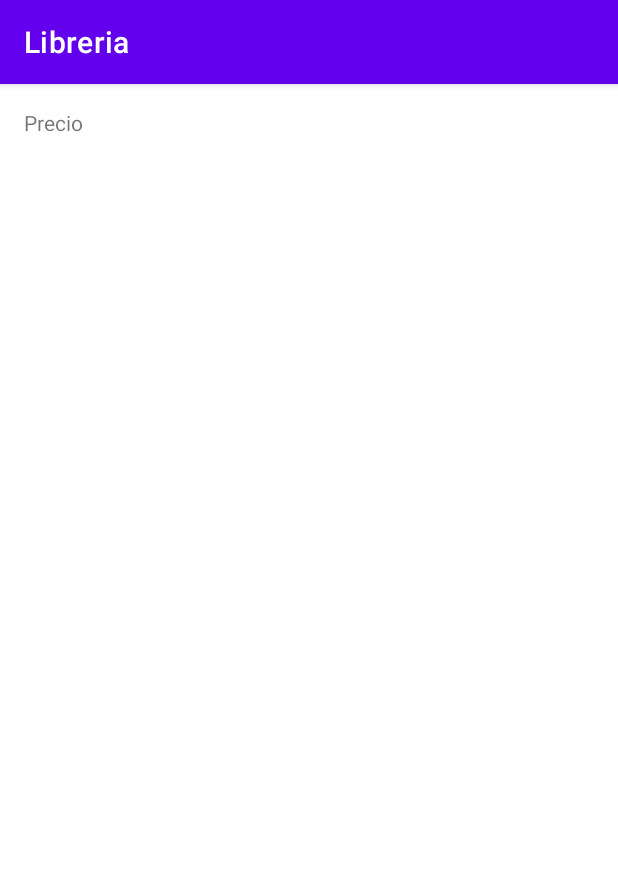
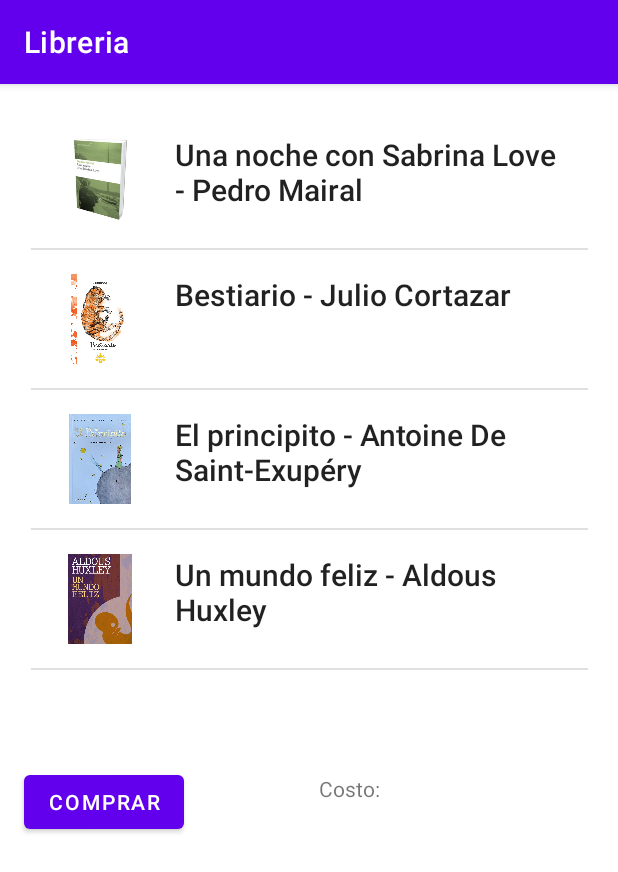
Before and after one commit to SMU28/Libreria, an Android app: the StoreFragment screen opened through its navigation route, on a phone screen of 412 x 824 dp. Shown: the top 872 px of the screen. Run offline under Robolectric (Android 15) with nearby library versions, the phone set to English and light mode, and no system bars.

Commit message:
store y paid, mas o menitos :s

```diff
--- a/app/src/main/java/exercice/libreria/StoreFragment.java
+++ b/app/src/main/java/exercice/libreria/StoreFragment.java
@@ -7,6 +7,11 @@ import androidx.fragment.app.Fragment;
 import android.view.LayoutInflater;
 import android.view.View;
 import android.view.ViewGroup;
+import android.widget.AdapterView;
+import android.widget.Button;
+import android.widget.ListView;
+
+import java.util.ArrayList;
 
 /**
  * A simple {@link Fragment} subclass.
@@ -24,6 +29,7 @@ public class StoreFragment extends Fragment {
     private String mParam1;
     private String mParam2;
 
+    private Button Comprar;
     public StoreFragment() {
         // Required empty public constructor
     }
@@ -53,12 +59,33 @@ public class StoreFragment extends Fragment {
             mParam1 = getArguments().getString(ARG_PARAM1);
             mParam2 = getArguments().getString(ARG_PARAM2);
         }
+
+
     }
+
+    ListView Libros;
 
     @Override
     public View onCreateView(LayoutInflater inflater, ViewGroup container,
                              Bundle savedInstanceState) {
         // Inflate the layout for this fragment
-        return inflater.inflate(R.layout.fragment_store, container, false);
+        View rootView = inflater.inflate(R.layout.fragment_store, container, false);
+
+
+
+        Libros = rootView.findViewById(R.id.Libros);
+
+        ArrayList<listadelibros> arrayList = new ArrayList<>();
+        arrayList.add(new listadelibros(R.drawable.a, "Una noche con Sabrina Love - Pedro Mairal"));
+        arrayList.add(new listadelibros(R.drawable.aa, "Bestiario - Julio Cortazar"));
+        arrayList.add(new listadelibros(R.drawable.aaa, "El principito - Antoine De Saint-Exupéry"));
+        arrayList.add(new listadelibros(R.drawable.aaaa, "Un mundo feliz - Aldous Huxley"));
+
+        listadelibrosAdapter adapter = new listadelibrosAdapter(requireContext(), R.layout.elementos_lista, arrayList);
+
+        Libros.setAdapter(adapter);
+
+
+        return rootView;
     }
 }
--- /dev/null
+++ b/app/src/main/java/exercice/libreria/listadelibros.java
@@ -0,0 +1,30 @@
+package exercice.libreria;
+
+import android.media.Image;
+
+public class listadelibros {
+
+    int Image;
+    String Name;
+
+    public listadelibros(int image, String name) {
+        Image = image;
+        Name = name;
+    }
+
+    public int getImage() {
+        return Image;
+    }
+
+    public void setImage(int image) {
+        Image = image;
+    }
+
+    public String getName() {
+        return Name;
+    }
+
+    public void setName(String name) {
+        Name = name;
+    }
+}
--- /dev/null
+++ b/app/src/main/java/exercice/libreria/listadelibrosAdapter.java
@@ -0,0 +1,43 @@
+package exercice.libreria;
+
+import android.content.Context;
+import android.view.LayoutInflater;
+import android.view.View;
+import android.view.ViewGroup;
+import android.widget.ArrayAdapter;
+import android.widget.ImageView;
+import android.widget.TextView;
+
+import androidx.annotation.NonNull;
+import androidx.annotation.Nullable;
+
+import java.util.ArrayList;
+
+public class listadelibrosAdapter extends ArrayAdapter<listadelibros> {
+    private Context mContext;
+    private int  mResource;
+
+
+
+    public listadelibrosAdapter(@NonNull Context context, int resource, @NonNull ArrayList<listadelibros> objects) {
+        super(context, resource, objects);
+        this.mContext =context;
+        this.mResource=resource;
+    }
+
+    @NonNull
+    @Override
+    public View getView(int position, @Nullable View convertView, @NonNull ViewGroup parent) {
+        LayoutInflater layoutInflater =  LayoutInflater.from(mContext);
+        convertView = layoutInflater.inflate(mResource,parent,false);
+        ImageView imageView = convertView.findViewById(R.id.Libro1);
+
+        TextView TextName = convertView.findViewById(R.id.NomLib1);
+
+        imageView.setImageResource(getItem(position).getImage());
+        TextName.setText(getItem(position).getName());
+
+        return convertView;
+
+    }
+}
--- a/app/src/main/res/layout/elementos_lista.xml
+++ b/app/src/main/res/layout/elementos_lista.xml
@@ -1,23 +1,22 @@
 <?xml version="1.0" encoding="utf-8"?>
-<LinearLayout xmlns:android="http://schemas.android.com/apk/res/android"
-    xmlns:app="http://schemas.android.com/apk/res-auto"
-    xmlns:tools="http://schemas.android.com/tools"
+<RelativeLayout xmlns:android="http://schemas.android.com/apk/res/android"
+    android:padding ="16dp"
+
     android:layout_width="match_parent"
     android:layout_height="match_parent">
 
     <ImageView
-        android:id="@+id/img_libro_sabrina"
-        android:layout_width="0dp"
-        android:layout_height="146dp"
-        android:layout_weight="1"
-        android:scaleType="fitXY"
-        app:srcCompat="@drawable/a" />
-
+        android:id="@+id/Libro1"
+        android:layout_width="60dp"
+        android:layout_height="60dp"
+        />
     <TextView
-        android:id="@+id/textView"
+        android:id="@+id/NomLib1"
+        android:layout_toRightOf="@id/Libro1"
+        android:layout_marginLeft="20dp"
         android:layout_width="wrap_content"
-        android:layout_height="146dp"
-        android:layout_weight="1"
-        android:text="TextView" />
-
-</LinearLayout>
+        android:layout_height="wrap_content"
+        style="@style/TextAppearance.AppCompat.Title"
+        android:text="Name"
+        />
+</RelativeLayout>
--- a/app/src/main/res/layout/fragment_store.xml
+++ b/app/src/main/res/layout/fragment_store.xml
@@ -6,20 +6,38 @@
     android:layout_height="match_parent"
     tools:context=".StoreFragment" >
 
-    <TextView
-        android:id="@+id/Precio"
-        android:layout_width="wrap_content"
-        android:layout_height="wrap_content"
-        android:layout_marginStart="16dp"
-        android:layout_marginTop="16dp"
-        android:text="Precio"
-        app:layout_constraintStart_toStartOf="parent"
-        app:layout_constraintTop_toTopOf="parent" />
-
     <ListView
         android:id="@+id/Libros"
         android:layout_width="371dp"
         android:layout_height="390dp"
-        tools:layout_editor_absoluteX="16dp"
-        tools:layout_editor_absoluteY="58dp" />
+        app:layout_constraintBottom_toBottomOf="parent"
+        app:layout_constraintEnd_toEndOf="parent"
+        app:layout_constraintStart_toStartOf="parent"
+        app:layout_constraintTop_toTopOf="parent"
+        app:layout_constraintVertical_bias="0.046" />
+
+    <Button
+        android:id="@+id/BotonCompra"
+        android:layout_width="wrap_content"
+        android:layout_height="wrap_content"
+        android:layout_marginTop="47dp"
+        android:text="@string/BotonCompra"
+        app:layout_constraintBottom_toBottomOf="parent"
+        app:layout_constraintEnd_toEndOf="parent"
+        app:layout_constraintHorizontal_bias="0.052"
+        app:layout_constraintStart_toStartOf="parent"
+        app:layout_constraintTop_toBottomOf="@+id/Libros"
+        app:layout_constraintVertical_bias="0.0" />
+
+    <TextView
+        android:id="@+id/Precio"
+        android:layout_width="132dp"
+        android:layout_height="49dp"
+        android:text="@string/CosteLib"
+        app:layout_constraintBottom_toBottomOf="parent"
+        app:layout_constraintEnd_toEndOf="parent"
+        app:layout_constraintHorizontal_bias="0.574"
+        app:layout_constraintStart_toEndOf="@+id/BotonCompra"
+        app:layout_constraintTop_toBottomOf="@+id/Libros"
+        app:layout_constraintVertical_bias="0.17" />
 </androidx.constraintlayout.widget.ConstraintLayout>
--- a/app/src/main/res/values/strings.xml
+++ b/app/src/main/res/values/strings.xml
@@ -10,4 +10,9 @@
     <string name="idhint">id</string>
     <string name="passwordhint">password</string>
     <string name="nameEditText">Name</string>
+    <string name="BotonCompra">Comprar</string>
+    <string name="CosteLib">Costo:</string>
+    <string name="MedioDePago">Medio de Pago</string>
+    <string name="Direccion">Adress</string>
+    <string name="FinComprita">Finalizar Compra</string>
 </resources>
```
Also changed, not shown: app/src/main/java/exercice/libreria/MainActivity.java (+7 -0 lines), app/src/main/res/layout/fragment_paid.xml (+63 -7 lines), app/src/main/res/drawable/asasas.png (added).
